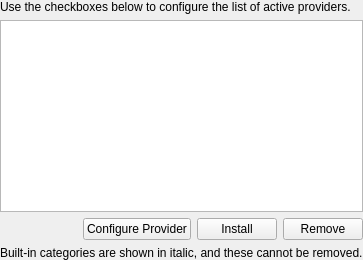
Above: streams/streamssettings.ui from CDrummond/cantata before the change. Below: the same form after it.
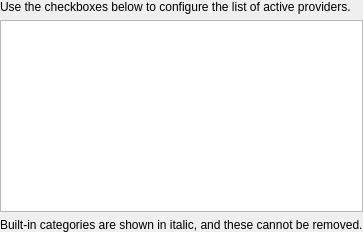
That is the form after the change. Custom widgets are drawn as their Qt base class.

Commit message: Move view settings into menu button for each view

Patch:
```diff
--- a/streams/streamssettings.ui
+++ b/streams/streamssettings.ui
@@ -2,11 +2,11 @@
 <ui version="4.0">
  <class>StreamsSettings</class>
  <widget class="QWidget" name="Form">
-  <layout class="QGridLayout" name="layout">
+  <layout class="QVBoxLayout" name="layout">
    <property name="margin">
     <number>0</number>
    </property>
-   <item row="0" column="0" colspan="4">
+   <item>
     <widget class="QLabel" name="label">
      <property name="text">
       <string>Use the checkboxes below to configure the list of active providers.</string>
@@ -16,65 +16,10 @@
      </property>
     </widget>
    </item>
-   <item row="1" column="0" colspan="4">
+   <item>
     <widget class="QListWidget" name="categories"/>
    </item>
-   <item row="2" column="0">
-    <spacer name="spacer">
-     <property name="orientation">
-      <enum>Qt::Horizontal</enum>
-     </property>
-     <property name="sizeType">
-      <enum>QSizePolicy::MinimumExpanding</enum>
-     </property>
-     <property name="sizeHint" stdset="0">
-      <size>
-       <width>0</width>
-       <height>0</height>
-      </size>
-     </property>
-    </spacer>
-   </item>
-   <item row="2" column="1">
-    <widget class="QPushButton" name="configureButton">
-     <property name="sizePolicy">
-      <sizepolicy hsizetype="Preferred" vsizetype="Fixed">
-       <horstretch>0</horstretch>
-       <verstretch>0</verstretch>
-      </sizepolicy>
-     </property>
-     <property name="text">
-      <string>Configure Provider</string>
-     </property>
-    </widget>
-   </item>
-   <item row="2" column="2">
-    <widget class="QPushButton" name="installButton">
-     <property name="sizePolicy">
-      <sizepolicy hsizetype="Preferred" vsizetype="Fixed">
-       <horstretch>0</horstretch>
-       <verstretch>0</verstretch>
-      </sizepolicy>
-     </property>
-     <property name="text">
-      <string>Install</string>
-     </property>
-    </widget>
-   </item>
-   <item row="2" column="3">
-    <widget class="QPushButton" name="removeButton">
-     <property name="sizePolicy">
-      <sizepolicy hsizetype="Preferred" vsizetype="Fixed">
-       <horstretch>0</horstretch>
-       <verstretch>0</verstretch>
-      </sizepolicy>
-     </property>
-     <property name="text">
-      <string>Remove</string>
-     </property>
-    </widget>
-   </item>
-   <item row="3" column="0" colspan="4">
+   <item>
     <widget class="PlainNoteLabel" name="note">
      <property name="text">
       <string>Built-in categories are shown in italic, and these cannot be removed.</string>
```
The commit also changes 43 other files.
